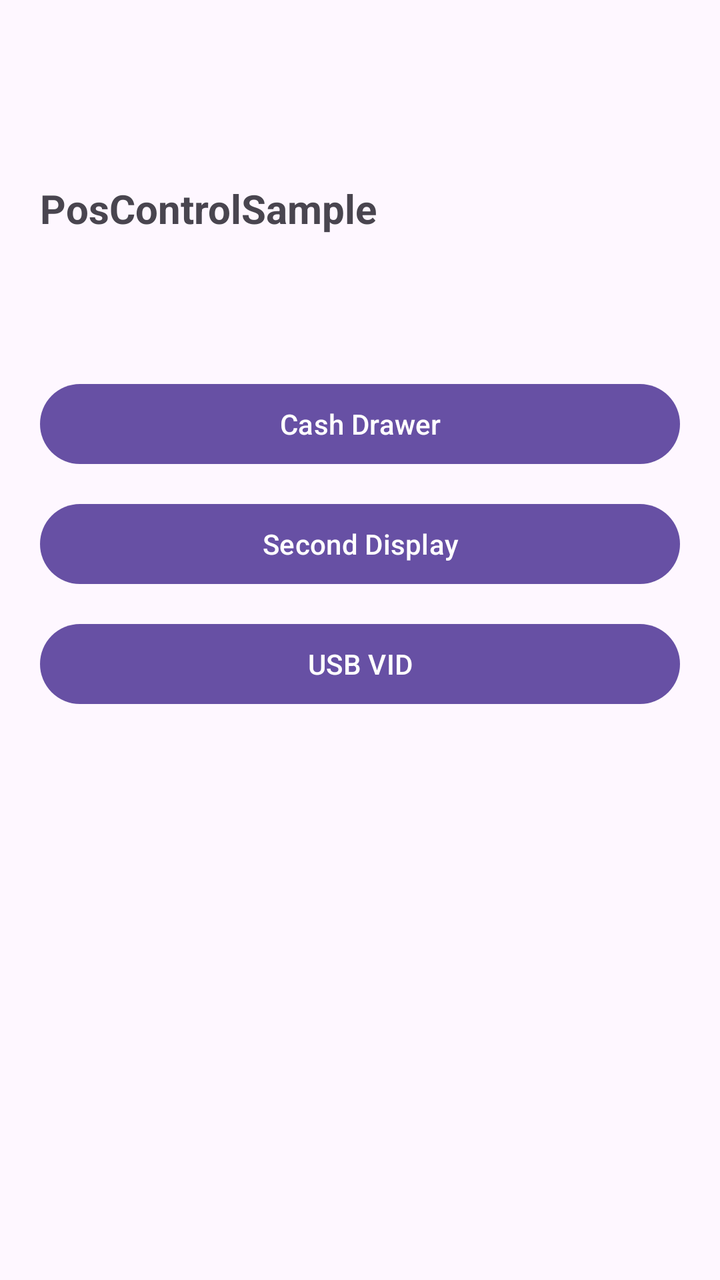
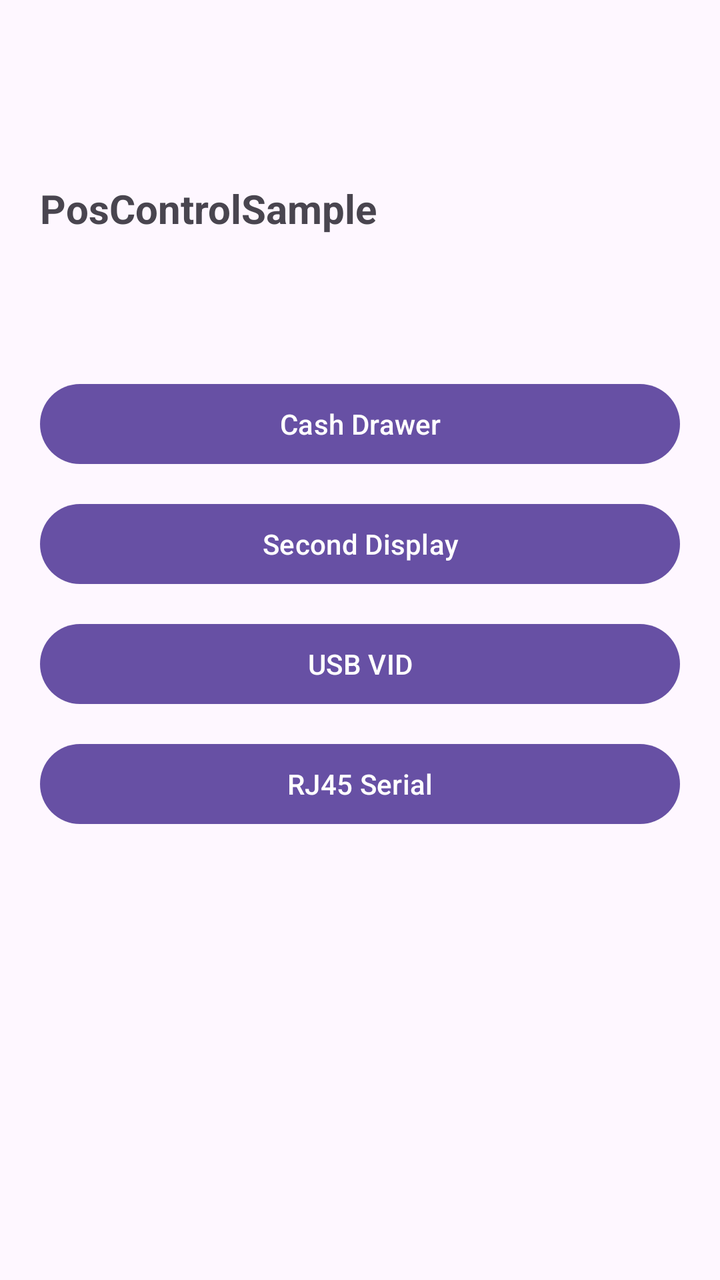

Two renders of the same Android screen: before a commit and after it. Below are the layout's source before the change and the commit's diff.
<!-- AndroidManifest.xml: application theme Theme.PosControlSample -->
<!-- res/layout/activity_main.xml -->
<?xml version="1.0" encoding="utf-8"?>
<androidx.constraintlayout.widget.ConstraintLayout xmlns:android="http://schemas.android.com/apk/res/android"
    xmlns:app="http://schemas.android.com/apk/res-auto"
    android:id="@+id/root"
    android:layout_width="match_parent"
    android:layout_height="match_parent"
    android:padding="20dp">

    <TextView
        android:id="@+id/tv_title"
        android:layout_width="0dp"
        android:layout_height="wrap_content"
        android:text="@string/app_name"
        android:textSize="20sp"
        android:textStyle="bold"
        app:layout_constraintBottom_toTopOf="@id/guideline_center"
        app:layout_constraintEnd_toEndOf="parent"
        app:layout_constraintHorizontal_bias="0.0"
        app:layout_constraintStart_toStartOf="parent"
        app:layout_constraintTop_toTopOf="parent" />

    <androidx.constraintlayout.widget.Guideline
        android:id="@+id/guideline_center"
        android:layout_width="wrap_content"
        android:layout_height="wrap_content"
        android:orientation="horizontal"
        app:layout_constraintGuide_percent="0.28" />

    <Button
        android:id="@+id/btn_cash_drawer"
        android:layout_width="0dp"
        android:layout_height="wrap_content"
        android:text="@string/nav_cash_drawer"
        app:layout_constraintEnd_toEndOf="parent"
        app:layout_constraintStart_toStartOf="parent"
        app:layout_constraintTop_toBottomOf="@id/guideline_center" />

    <Button
        android:id="@+id/btn_second_display"
        android:layout_width="0dp"
        android:layout_height="wrap_content"
        android:layout_marginTop="12dp"
        android:text="@string/nav_second_display"
        app:layout_constraintEnd_toEndOf="parent"
        app:layout_constraintStart_toStartOf="parent"
        app:layout_constraintTop_toBottomOf="@id/btn_cash_drawer" />

    <Button
        android:id="@+id/btn_vid"
        android:layout_width="0dp"
        android:layout_height="wrap_content"
        android:layout_marginTop="12dp"
        android:text="@string/nav_vid"
        app:layout_constraintEnd_toEndOf="parent"
        app:layout_constraintStart_toStartOf="parent"
        app:layout_constraintTop_toBottomOf="@id/btn_second_display" />

</androidx.constraintlayout.widget.ConstraintLayout>
<!-- resources referenced by this layout -->
<resources>
  <string name="app_name">PosControlSample</string>
  <string name="nav_cash_drawer">Cash Drawer</string>
  <string name="nav_second_display">Second Display</string>
  <string name="nav_vid">USB VID</string>
  <style name="Theme.PosControlSample" parent="Base.Theme.PosControlSample" />
  <style name="Base.Theme.PosControlSample" parent="Theme.Material3.DayNight.NoActionBar">
          
          
      </style>
</resources>

<!-- the commit's change to res/layout/activity_main.xml (unified diff, before → after) -->
@@ -55,4 +55,15 @@
         app:layout_constraintStart_toStartOf="parent"
         app:layout_constraintTop_toBottomOf="@id/btn_second_display" />
 
+    <Button
+        android:id="@+id/btn_serial"
+        android:layout_width="0dp"
+        android:layout_height="wrap_content"
+        android:layout_marginTop="12dp"
+        android:text="RJ45 Serial"
+        app:layout_constraintEnd_toEndOf="parent"
+        app:layout_constraintHorizontal_bias="0.0"
+        app:layout_constraintStart_toStartOf="parent"
+        app:layout_constraintTop_toBottomOf="@id/btn_vid" />
+
 </androidx.constraintlayout.widget.ConstraintLayout>
